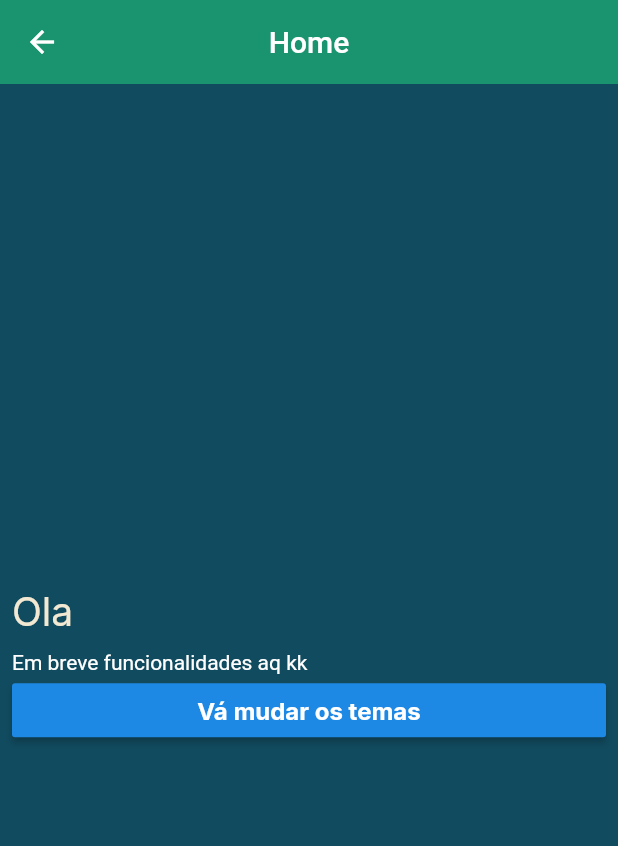
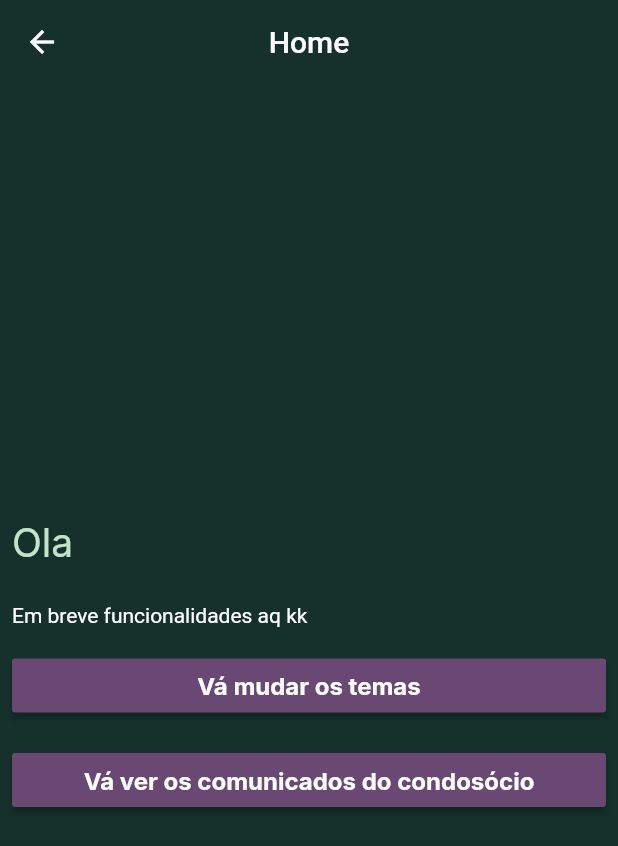
Before and after one commit to alexandref13/getx-testing, a Flutter app: the screen it shows after launch, after a tap on "Clique", on a phone screen of 412 x 824 dp. Shown: the top 846 px of the screen. Run offline on Flutter 3.47's test engine with Material 2 defaults, Android fonts, the phone set to English and light mode, and no system bars; our stand-ins replace get, google_fonts; network calls fail.

```diff
--- a/lib/main.dart
+++ b/lib/main.dart
@@ -1,15 +1,19 @@
 import 'package:flutter/material.dart';
 import 'package:get/get.dart';
+import 'package:getx_testing/pages/changing_themes.dart';
+import 'package:getx_testing/pages/comunicados.dart';
 import 'package:getx_testing/pages/home.dart';
 import 'package:getx_testing/pages/login.dart';
 import 'package:getx_testing/themes/theme.dart';
 
 void main() {
   runApp(GetMaterialApp(
-    theme: master,
+    theme: senior,
     getPages: [
       GetPage(name: '/', page: () => Login()),
       GetPage(name: '/home', page: () => Home()),
+      GetPage(name: '/themes', page: () => ChangingThemes()),
+      GetPage(name: '/comunicados', page: () => Comunicados()),
     ],
     debugShowCheckedModeBanner: false,
   ));
--- /dev/null
+++ b/lib/pages/comunicados.dart
@@ -0,0 +1,33 @@
+import 'package:flutter/material.dart';
+import 'package:get/get.dart';
+import 'package:getx_testing/controllers/comunicados_controller.dart';
+
+class Comunicados extends StatelessWidget {
+  final ComunicadosController comunicadosController =
+      Get.put(ComunicadosController());
+
+  @override
+  Widget build(BuildContext context) {
+    var comunicados = comunicadosController.comunicados;
+    var isLoading = comunicadosController.isLoading.value;
+    return Scaffold(
+      appBar: AppBar(
+        title: Text('Comunicados'),
+      ),
+      body: Obx(
+        () {
+          return isLoading
+              ? CircularProgressIndicator()
+              : Container(
+                  child: ListView.builder(
+                    itemCount: comunicadosController.comunicados.length,
+                    itemBuilder: (context, i) {
+                      return Text(comunicados[i].titulo);
+                    },
+                  ),
+                );
+        },
+      ),
+    );
+  }
+}
--- a/lib/pages/home.dart
+++ b/lib/pages/home.dart
@@ -27,12 +27,31 @@ class Home extends StatelessWidget {
                 ),
               ),
             ),
+            SizedBox(height: 15),
             Text('Em breve funcionalidades aq kk'),
+            SizedBox(height: 15),
             Container(
               child: RaisedButton(
-                onPressed: () {},
+                color: Theme.of(context).accentColor,
+                onPressed: () {
+                  Get.toNamed('/themes');
+                },
                 child: Text(
                   'Vá mudar os temas',
+                  style: GoogleFonts.inter(
+                      fontSize: 16, fontWeight: FontWeight.bold),
+                ),
+              ),
+            ),
+            SizedBox(height: 15),
+            Container(
+              child: RaisedButton(
+                color: Theme.of(context).accentColor,
+                onPressed: () {
+                  Get.toNamed('/comunicados');
+                },
+                child: Text(
+                  'Vá ver os comunicados do condosócio',
                   style: GoogleFonts.inter(
                       fontSize: 16, fontWeight: FontWeight.bold),
                 ),
```
Also changed, not shown: lib/controllers/comunicados_controller.dart (added, +21 -0 lines), lib/repository/comunicados_repository.dart (added, +15 -0 lines), lib/repository/mapa_comunicados.dart (added, +44 -0 lines).
